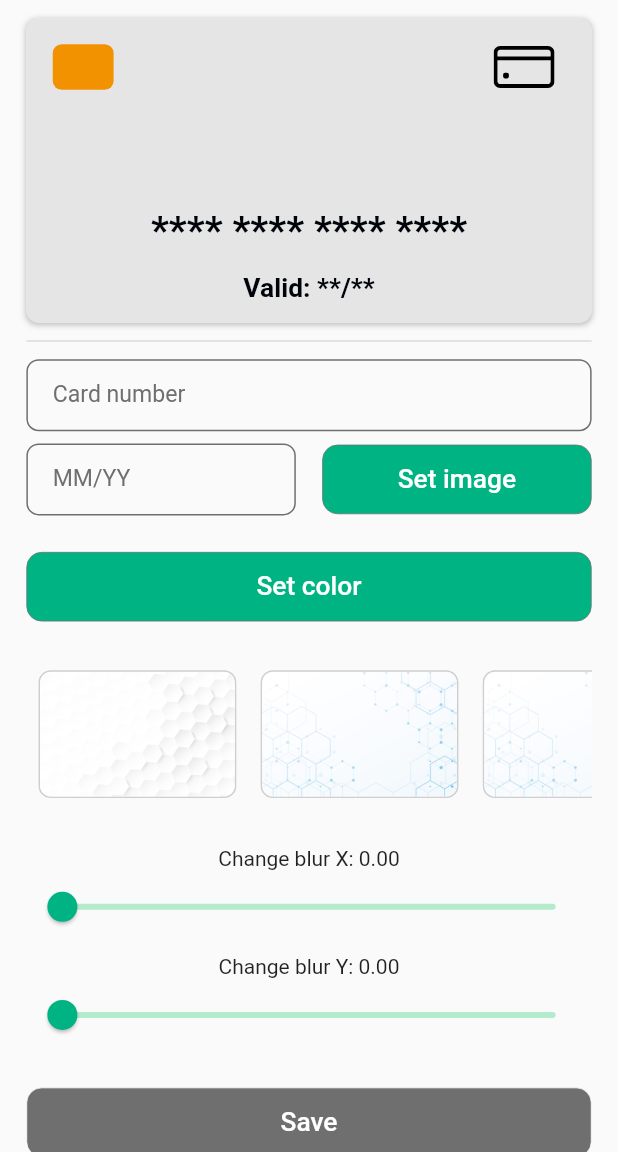
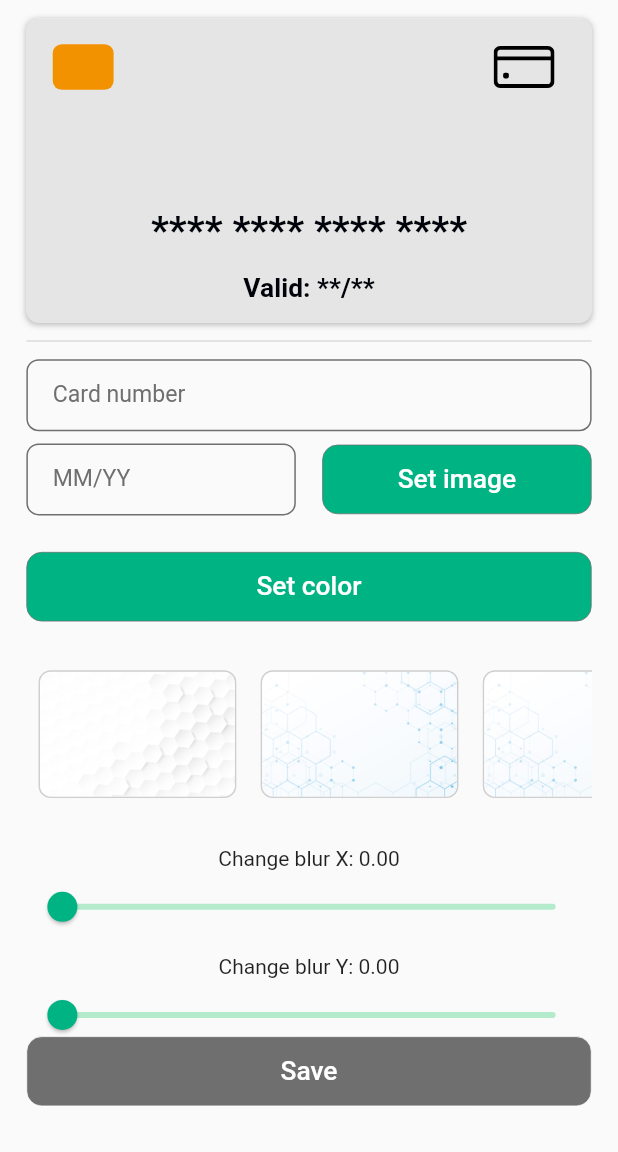
Before and after one commit to FayozbekJumabekov/credit_card_challenge, a Flutter app: the AddCardPage screen opened directly, on a phone screen of 412 x 824 dp, the part 84-1236 px from its top. Run offline on Flutter 3.47's test engine with Material 2 defaults, Android fonts, the phone set to English and light mode, and no system bars; our stand-ins replace built_value, connectivity_plus, dartz, easy_localization, flutter_bloc, flutter_colorpicker and 10 more; missing offline and left inert: wechat_assets_picker, wechat_camera_picker; accounts and stored records are empty; project files that could hold a hidden picture were left out.

Commit message:
ui updates

```diff
--- a/assets/translation/en-US.json
+++ b/assets/translation/en-US.json
@@ -14,7 +14,7 @@
   "camera": "Camera",
   "success_saved": "Successfully saved",
   "invalid_card_number": "Invalid card number",
-  "invalid_date_number": "Invalid card number",
+  "invalid_date_number": "Invalid date exp",
   "success_remove": "Successfully removed",
   "ask_remove_card": "Are you sure remove card?",
   "remove_card": "Removing card",
--- a/lib/presentation/pages/home/add_card.dart
+++ b/lib/presentation/pages/home/add_card.dart
@@ -48,15 +48,15 @@ class _AddCardPageState extends State<AddCardPage> {
   @override
   Widget build(BuildContext context) {
     return OnUnFocusTap(
-      child: Scaffold(
+      child: BlocBuilder<HomeBloc, HomeState>(
+        builder: (context, state) {
+          return Scaffold(
             appBar: AppBarComponent(
               title: 'add_card'.tr(),
               hasLeading: true,
               color: AppColors.primary,
             ),
-        body: BlocBuilder<HomeBloc, HomeState>(
-          builder: (context, state) {
-            return Form(
+            body: Form(
               key: formKey,
               child: SingleChildScrollView(
                 padding: AppUtils.kPaddingHor16Ver12,
@@ -81,7 +81,7 @@ class _AddCardPageState extends State<AddCardPage> {
                         validator: (value) {
                           if (value == null ||
                               value.isEmpty ||
-                              value.length < 16) {
+                              value.length <= 18) {
                             return "invalid_card_number".tr();
                           }
                           return null;
@@ -109,7 +109,7 @@ class _AddCardPageState extends State<AddCardPage> {
                               validator: (value) {
                                 if (value == null ||
                                     value.isEmpty ||
-                                    value.length < 4) {
+                                    value.length <= 4) {
                                   return "invalid_date_number".tr();
                                 }
                                 return null;
@@ -121,8 +121,6 @@ class _AddCardPageState extends State<AddCardPage> {
                         /// Add Image Button
                         Expanded(
                           child: CustomButton(
-                            isDisabled: (state.cardModel != null &&
-                                state.cardModel!.color != null),
                             onPressed: () {
                               ImageService.showPicker(context,
                                   cropStyle: CropStyle.rectangle,
@@ -149,7 +147,6 @@ class _AddCardPageState extends State<AddCardPage> {
                     AppUtils.kBoxHeight24,
 
                     /// Set Color
-                    if (state.cardModel?.image == null)
                     CustomButton(
                       onPressed: () {
                         DialogUtils.showColorPickDialog(
@@ -226,9 +223,16 @@ class _AddCardPageState extends State<AddCardPage> {
                       },
                     ),
                     AppUtils.kBoxHeight24,
+                  ],
+                ),
+              ),
+            ),
 
             /// Save Button
-                    CustomButton(
+            bottomNavigationBar: Container(
+              margin: AppUtils.kPaddingHor16Bottom30,
+              color: AppColors.transparent,
+              child: CustomButton(
                 onPressed: () {
                   if (formKey.currentState!.validate()) {
                     context.read<HomeBloc>().add(HomeEvent.saveCard(
@@ -238,16 +242,14 @@ class _AddCardPageState extends State<AddCardPage> {
                 isDisabled: cardNumberController.text.isEmpty ||
                     dateController.text.isEmpty,
                 title: 'save'.tr(),
+                verticalPadding: 12.h,
                 backgroundColor: AppColors.primary,
                 titleColor: AppColors.white,
-                    )
-                  ],
               ),
             ),
           );
         },
       ),
-      ),
     );
   }
 }
--- a/lib/presentation/pages/home/home.dart
+++ b/lib/presentation/pages/home/home.dart
@@ -1,6 +1,5 @@
 import 'package:easy_localization/easy_localization.dart';
 import 'package:flutter/material.dart';
-import 'package:flutter/services.dart';
 import 'package:flutter_bloc/flutter_bloc.dart';
 import 'package:hive_flutter/hive_flutter.dart';
 import 'package:tenge_bank_task/application/home/home_bloc.dart';
@@ -50,10 +49,7 @@ class HomePage extends StatelessWidget {
                   padding: AppUtils.kPaddingHor16Ver12,
                   child: Column(
                     children: [
-
-
-
-                    /// Card
+                      /// Card
                       cardModel != null
                           ? CardWidget(cardModel: cardModel)
                           : AddCardWidget(
--- a/lib/presentation/style/app_utils.dart
+++ b/lib/presentation/style/app_utils.dart
@@ -47,6 +47,8 @@ class AppUtils {
       EdgeInsets.symmetric(horizontal: 16.w);
   static EdgeInsets kPaddingHor32Ver20 =
       EdgeInsets.symmetric(horizontal: 32.w, vertical: 20.h);
+  static EdgeInsets kPaddingHor16Bottom30 =
+      EdgeInsets.only(bottom: 30.h, left: 16.w, right: 16.w);
   static EdgeInsets kPaddingHor16Ver12 =
       EdgeInsets.symmetric(horizontal: 16.w, vertical: 12.h);
   static EdgeInsets kPaddingHor12Ver16 =
--- a/pubspec.yaml
+++ b/pubspec.yaml
@@ -21,7 +21,6 @@ dependencies:
   built_value: ^8.1.2
   provider: ^6.0.1
   dartz: ^0.10.0
-  chopper: ^4.0.1
   path_provider: ^2.0.10
   permission_handler: ^10.0.0
   logger: ^1.1.0
@@ -41,7 +40,6 @@ dependencies:
   progress_indicators: ^1.0.0
   animate_do: ^2.1.0
   flutter_easyloading: ^3.0.0
-  cached_network_image: ^3.2.0
   flutter_svg: ^1.1.0
   mask_text_input_formatter: ^2.4.0
   wechat_camera_picker: ^3.4.0
@@ -56,7 +54,6 @@ dev_dependencies:
   flutter_lints: ^2.0.0
   flutter_bloc_generator: ^1.0.0
   build_runner: ^2.1.4
-  chopper_generator: ^4.0.2
   built_value_generator: ^8.1.2
 
 
```
Also changed, not shown: lib/application/home/home_bloc.dart (+5 -7 lines), lib/presentation/component/cached_image_component.dart (deleted, +0 -55 lines), pubspec.lock, 1 other file. Lines whose indentation alone changed are shown as unchanged.
